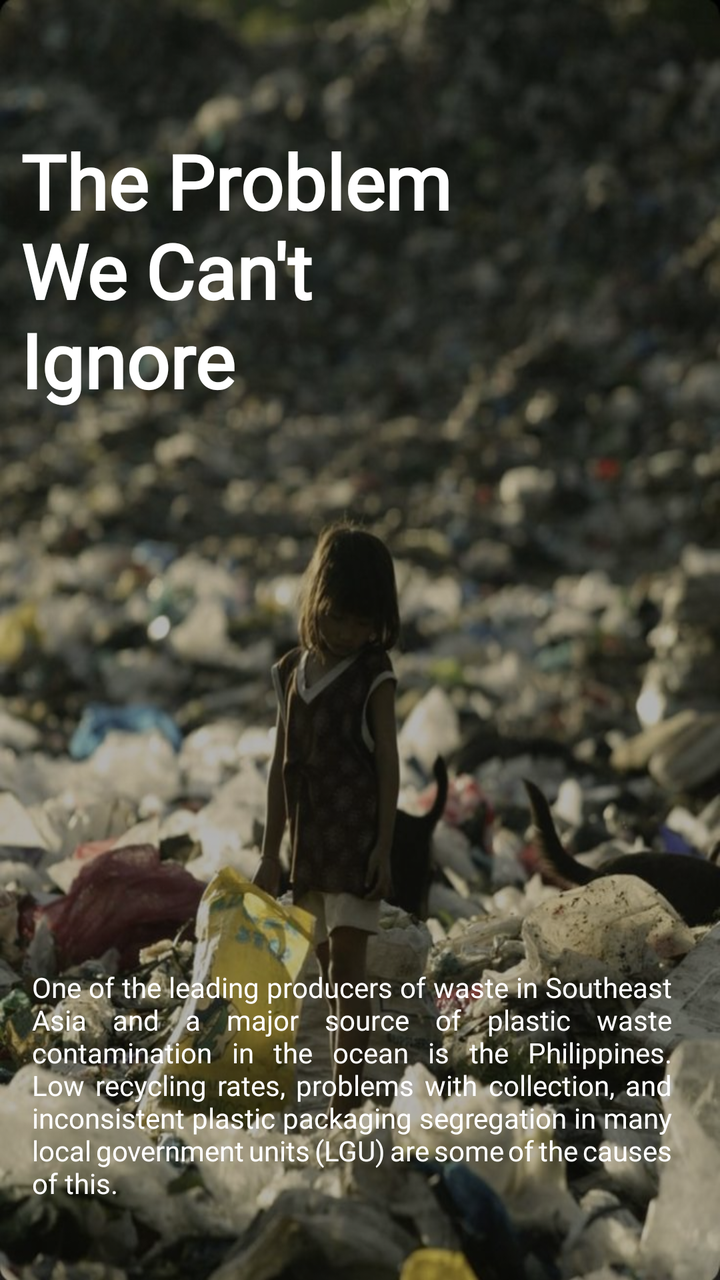
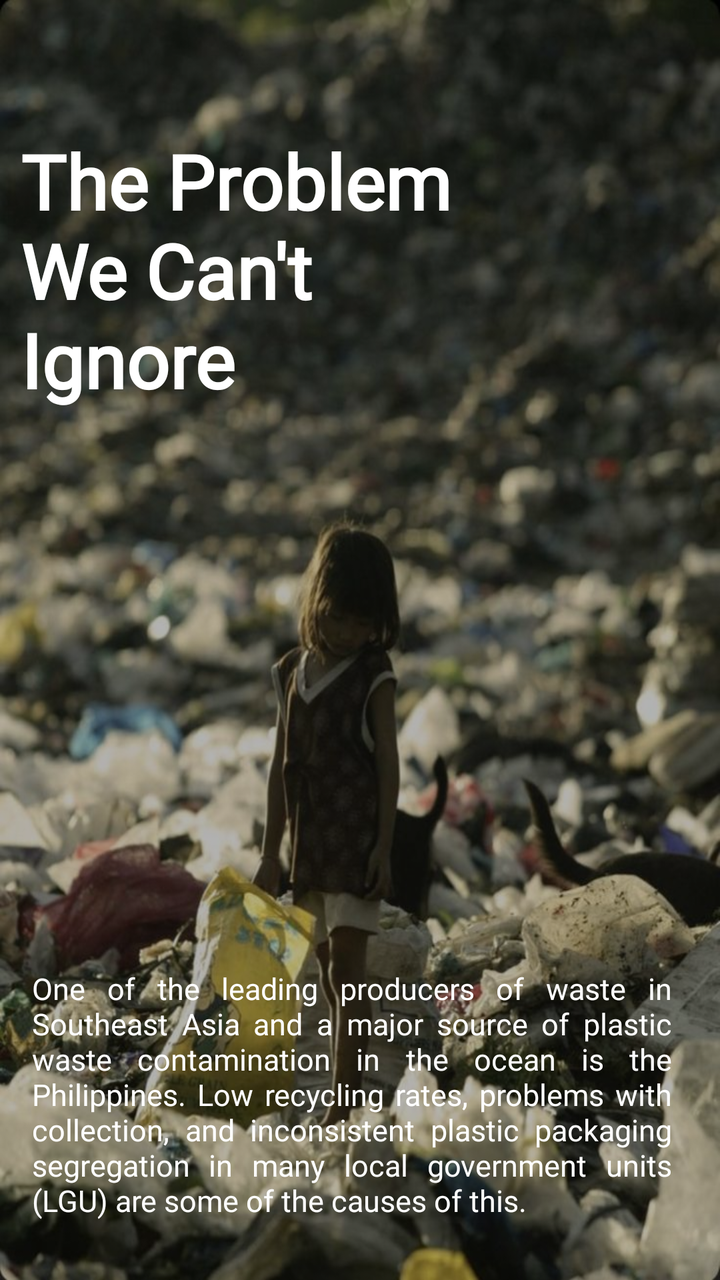

An Android layout rendered at two revisions. The XML below is the earlier revision; the diff shows what the commit changed to produce the second picture.
<!-- AndroidManifest.xml: application theme Theme.SortItJSON -->
<!-- res/layout/firstslide.xml -->
<?xml version="1.0" encoding="utf-8"?>
<androidx.constraintlayout.widget.ConstraintLayout xmlns:android="http://schemas.android.com/apk/res/android"
    xmlns:tools="http://schemas.android.com/tools"
    android:layout_width="match_parent"
    android:layout_height="match_parent"
    xmlns:app="http://schemas.android.com/apk/res-auto"
    android:background="@drawable/page1">

    <View
        android:id="@+id/view2"
        android:layout_width="match_parent"
        android:layout_height="match_parent"
        android:background="#4D000000"
        tools:layout_editor_absoluteX="-30dp"
        tools:layout_editor_absoluteY="16dp" />

    <TextView
        android:id="@+id/pageOneTitle"
        android:layout_width="262dp"
        android:layout_height="183dp"
        android:fontFamily="@font/montserrat_extrabold"
        android:text="@string/slide1_title"
        android:textColor="@color/white"
        android:textSize="38sp"
        android:textStyle="bold"
        app:layout_constraintBottom_toBottomOf="parent"
        app:layout_constraintEnd_toEndOf="parent"
        app:layout_constraintHorizontal_bias="0.107"
        app:layout_constraintStart_toStartOf="parent"
        app:layout_constraintTop_toTopOf="parent"
        app:layout_constraintVertical_bias="0.142" />

    <TextView
        android:id="@+id/pageOneDesc"
        android:layout_width="320dp"
        android:layout_height="146dp"
        android:layout_marginStart="16dp"
        android:layout_marginTop="484dp"
        android:fontFamily="@font/montserrat_regular"
        android:justificationMode="inter_word"
        android:text="@string/slide1_desc"
        android:textColor="@color/white"
        android:textSize="14sp"
        app:layout_constraintStart_toStartOf="parent"
        app:layout_constraintTop_toTopOf="parent" />

    <TextView
        android:id="@+id/pageOneDescFoot"
        android:layout_width="309dp"
        android:layout_height="24dp"
        android:layout_marginStart="16dp"
        android:layout_marginTop="640dp"
        android:fontFamily="@font/montserrat_italic"
        android:text="Ref: Manas, J. J. I. (2025, August 27). Our blog. Plastic Bank."
        android:textColor="@color/white"
        android:textSize="10sp"
        app:layout_constraintStart_toStartOf="parent"
        app:layout_constraintTop_toTopOf="parent" />
</androidx.constraintlayout.widget.ConstraintLayout>
<!-- resources referenced by this layout -->
<resources>
  <color name="white">#FFFFFFFF</color>
  <!-- drawable page1: jpg bitmap (drawable, 101545 bytes) -->
  <string name="slide1_desc">One of the leading producers of waste in Southeast Asia and a major source of plastic waste contamination in the ocean is the Philippines. Low recycling rates, problems with collection, and inconsistent plastic packaging segregation in many local government units (LGU) are some of the causes of this.</string>
  <string name="slide1_title">The Problem We Can\'t Ignore</string>
  <style name="Theme.SortItJSON" parent="Base.Theme.SortItJSON" />
  <style name="Base.Theme.SortItJSON" parent="Theme.Material3.DayNight.NoActionBar">
          
          <item name="colorPrimary">@color/darkgreen</item>
      </style>
  <color name="darkgreen">#2A3F3F</color>
</resources>

<!-- the commit's change to res/layout/firstslide.xml (unified diff, before → after) -->
@@ -40,7 +40,7 @@
         android:justificationMode="inter_word"
         android:text="@string/slide1_desc"
         android:textColor="@color/white"
-        android:textSize="14sp"
+        android:textSize="15sp"
         app:layout_constraintStart_toStartOf="parent"
         app:layout_constraintTop_toTopOf="parent" />
 
